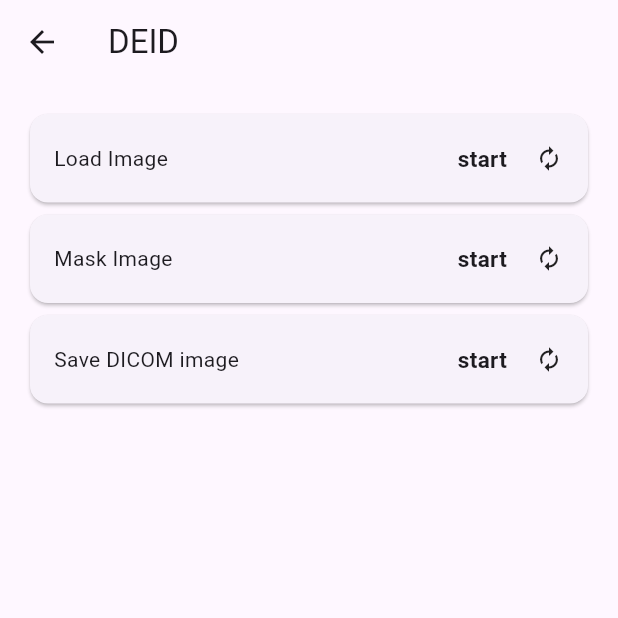
After one commit to likki99/IE7945, a Flutter app: the DEIDPage screen opened directly, after a tap on "start", on a phone screen of 412 x 824 dp, the top half of it. The commit adds this screen. Run offline on Flutter 3.47's test engine with Material 3 defaults, Android fonts, the phone set to English and light mode, and no system bars; our stand-ins replace google_fonts, loading_animation_widget; missing offline and left inert: dart:ffi, graphic; network calls fail.

Commit message:
deid page and convert api

```diff
--- a/App/mobile_app/lib/pages/dashboard.dart
+++ b/App/mobile_app/lib/pages/dashboard.dart
@@ -1,6 +1,7 @@
 import 'package:first_app/pages/statistics_page.dart';
 import 'package:flutter/material.dart';
 import 'accounts_setting_page.dart';
+import 'deid_page.dart';
 
 // ignore: must_be_immutable
 class Dashboard extends StatelessWidget {
@@ -66,7 +67,7 @@ class Dashboard extends StatelessWidget {
                       Navigator.push(
                         context,
                         MaterialPageRoute(
-                            builder: (context) => AccountSettingsPage()),
+                            builder: (context) => DEIDPage()),
                       );
                       break;
                     case 1:
--- /dev/null
+++ b/App/mobile_app/lib/pages/deid_page.dart
@@ -0,0 +1,160 @@
+import 'dart:convert';
+
+import 'package:flutter/material.dart';
+import 'package:http/http.dart' as http;
+
+class DEIDPage extends StatefulWidget {
+  const DEIDPage({Key? key}) : super(key: key);
+
+  @override
+  _DEIDPageState createState() => _DEIDPageState();
+}
+
+class _DEIDPageState extends State<DEIDPage> {
+  String _deidData = 'Initial DEID Data';
+  String converted_file_path = '';
+  bool _isLoading = false;
+
+  @override
+  Widget build(BuildContext context) {
+    return Scaffold(
+      appBar: AppBar(
+        title: const Row(
+          mainAxisAlignment: MainAxisAlignment.start,
+          children: [
+            Text('DEID'),
+          ],
+        ),
+      ),
+      body: ListView(
+        padding: const EdgeInsets.all(16.0),
+        children: [
+          _buildRowItem(
+            title: 'Load Image',
+            onTap: () async {
+              // setState(() {
+              //   _isLoading = true;
+              // });
+              try {
+                await Future.delayed(const Duration(seconds: 1));
+
+                final response = await http.post(
+                  Uri.parse('http://127.0.0.1:8001/convert'),
+                  headers: <String, String>{
+                    'Content-Type': 'application/json; charset=UTF-8',
+                  },
+                  body: jsonEncode(<String, String>{
+                    'sc_file_path':
+                        "/Users/likhithravula/Documents/NEU/Northeastern/Capstone/1-1.dcm",
+                  }),
+                );
+
+                final Map<String, dynamic> responseData =
+                    jsonDecode(response.body);
+                print(responseData);
+                if (response.statusCode == 200) {
+                  // Login successful
+                  converted_file_path = responseData['image_path'];
+                  print(converted_file_path);
+                } else {
+                  // Show error message
+                  final String errorMessage =
+                      responseData['message'] ?? response.reasonPhrase;
+                  print(
+                      'Conversion failed. Please try again. Status: ${response.statusCode} - $errorMessage');
+                }
+              } catch (e) {
+                // Show error message
+                print('Conversion failed. Please try again. Status: $e');
+              }
+            },
+          ),
+          _buildRowItem(
+            title: 'Mask Image',
+            onTap: () async {
+              // setState(() {
+              //   _isLoading = true;
+              // });
+              try {
+                await Future.delayed(const Duration(seconds: 1));
+
+                final response = await http.post(
+                  Uri.parse('http://127.0.0.1:8001/convert'),
+                  headers: <String, String>{
+                    'Content-Type': 'application/json; charset=UTF-8',
+                  },
+                  body: jsonEncode(<String, String>{
+                    'sc_file_path':
+                        "/Users/likhithravula/Documents/NEU/Northeastern/Capstone/1-1.dcm",
+                  }),
+                );
+
+                final Map<String, dynamic> responseData =
+                    jsonDecode(response.body);
+                print(responseData);
+                if (response.statusCode == 200) {
+                  // Login successful
+                  converted_file_path = responseData['image_path'];
+                  print(converted_file_path);
+                } else {
+                  // Show error message
+                  final String errorMessage =
+                      responseData['message'] ?? response.reasonPhrase;
+                  print(
+                      'Conversion failed. Please try again. Status: ${response.statusCode} - $errorMessage');
+                }
+              } catch (e) {
+                // Show error message
+                print('Conversion failed. Please try again. Status: $e');
+              }
+            },
+          ),
+          _buildRowItem(
+            title: 'Save DICOM image',
+            onTap: () {},
+          ),
+        ],
+      ),
+    );
+  }
+
+  Widget _buildRowItem({required String title, required VoidCallback onTap}) {
+    return Card(
+      child: Padding(
+        padding: const EdgeInsets.symmetric(vertical: 19.0, horizontal: 16.0),
+        child: Row(
+          mainAxisAlignment: MainAxisAlignment.spaceBetween,
+          children: [
+            Text(title),
+            Row(
+              children: [
+                GestureDetector(
+                  onTap: onTap,
+                  child: Padding(
+                    padding: const EdgeInsets.symmetric(horizontal: 10.0),
+                    child: _isLoading
+                        ? CircularProgressIndicator()
+                        : const Text(
+                            'start',
+                            style: TextStyle(
+                                fontSize: 15.0, fontWeight: FontWeight.bold),
+                          ),
+                  ),
+                ),
+                const SizedBox(width: 8.0),
+                const SizedBox(
+                  width: 20,
+                  height: 20,
+                  child: Icon(
+                    Icons.autorenew,
+                    size: 18,
+                  ),
+                ),
+              ],
+            ),
+          ],
+        ),
+      ),
+    );
+  }
+}
```
Also changed, not shown: App/mobile_app/lib/pages/statistics_page.dart (+53 -20 lines), App/API/data/raw/20240625/_jpg/__CR_/1002_1002.jpg (added), App/API/data/uploads/processed_1002_1002.jpg (added), 11 other files.
